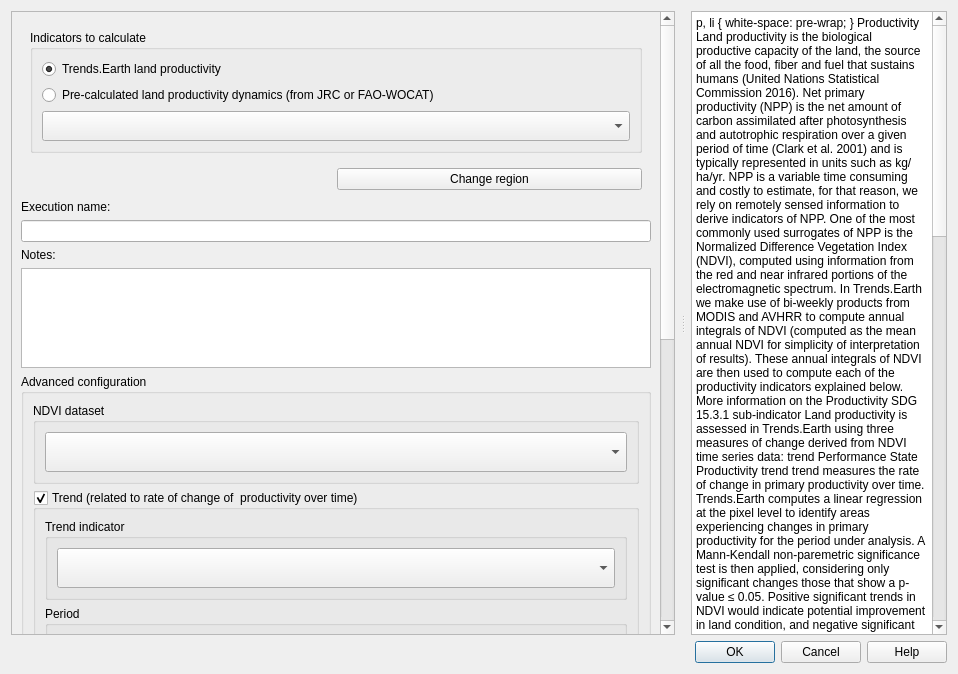
Above: LDMP/gui/DlgCalculateProd.ui from ConservationInternational/trends.earth before the change. Below: the same form after it.
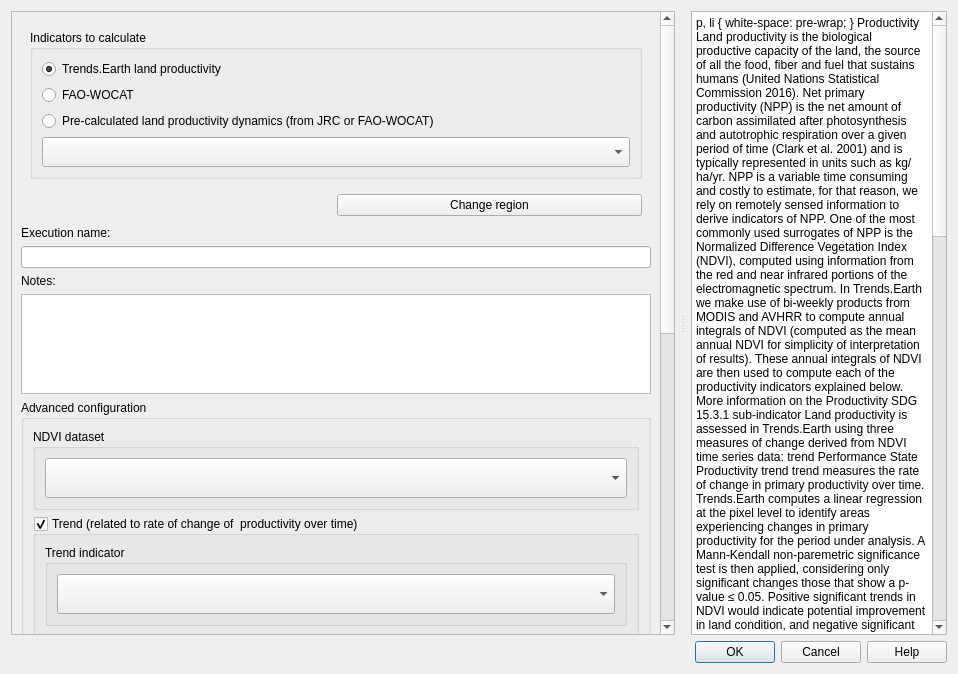
That is the form after the change. Custom widgets are drawn as their Qt base class.

Commit message: add fao-wocat option for LDN and Productivity dialogs

```diff
--- a/LDMP/gui/DlgCalculateProd.ui
+++ b/LDMP/gui/DlgCalculateProd.ui
@@ -115,6 +115,13 @@
                    </property>
                   </widget>
                  </item>
+                 <item>
+                  <widget class="QRadioButton" name="mode_fao_wocat">
+                   <property name="text">
+                    <string>FAO-WOCAT</string>
+                   </property>
+                  </widget>
+                 </item>
                  <item>
                   <widget class="QRadioButton" name="mode_lpd_jrc">
                    <property name="sizePolicy">
```
Left out of the diff: 78 changed lines with no effect on the pictures. The commit also changes 3 other files.
